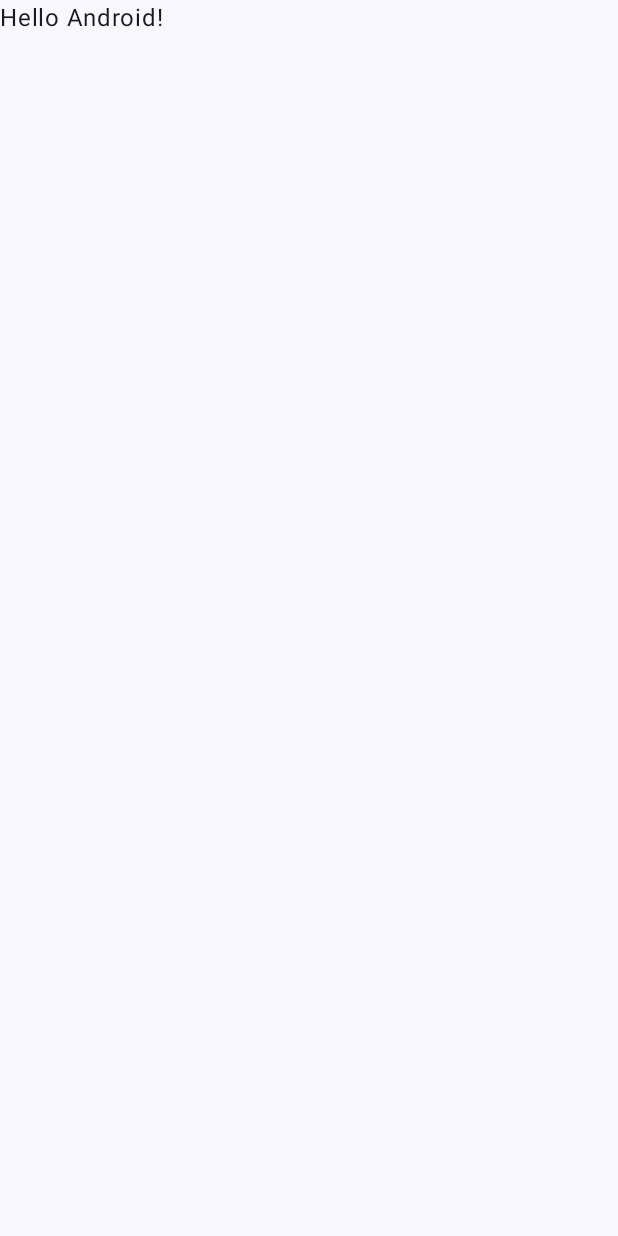
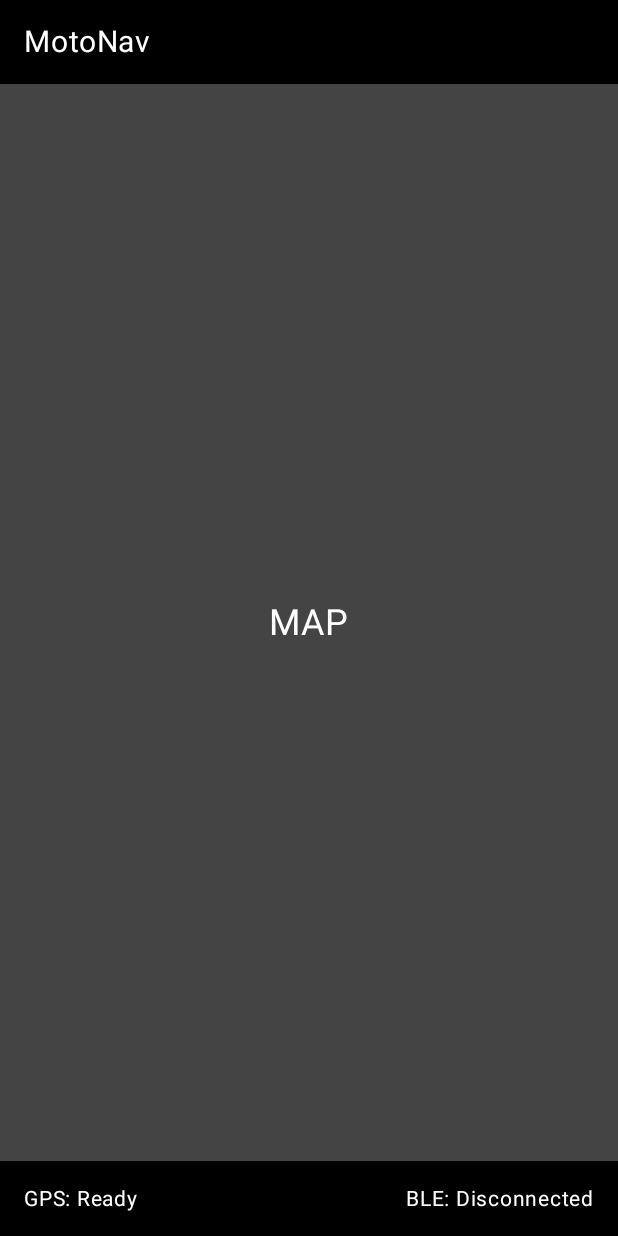
Before and after one commit to bookofraj/MotoNav, an Android app built with Jetpack Compose: the screen it shows after launch (MainActivity), on a phone screen of 412 x 824 dp. Before the commit the screen is almost empty. Run offline under Robolectric (Android 15) with nearby library versions, the phone set to English and light mode, and no system bars.

Commit message:
Added the initial Nav Screen

```diff
--- a/app/src/main/java/com/rituraj/motonav/MainActivity.kt
+++ b/app/src/main/java/com/rituraj/motonav/MainActivity.kt
@@ -4,44 +4,30 @@ import android.os.Bundle
 import androidx.activity.ComponentActivity
 import androidx.activity.compose.setContent
 import androidx.activity.enableEdgeToEdge
-import androidx.compose.foundation.layout.fillMaxSize
-import androidx.compose.foundation.layout.padding
-import androidx.compose.material3.Scaffold
-import androidx.compose.material3.Text
-import androidx.compose.runtime.Composable
-import androidx.compose.ui.Modifier
-import androidx.compose.ui.tooling.preview.Preview
+//import androidx.compose.foundation.layout.Arrangement
+//import androidx.compose.foundation.layout.Column
+//import androidx.compose.foundation.layout.fillMaxSize
+//import androidx.compose.material3.Text
+//import androidx.compose.runtime.Composable
+//import androidx.compose.ui.Alignment
+//import androidx.compose.ui.Modifier
+//import androidx.compose.ui.unit.sp
 import com.rituraj.motonav.ui.theme.MotoNavTheme
+import com.rituraj.motonav.ui.NavigationScreen
+import com.rituraj.motonav.ui.screens.MotoNavScreen
 
 class MainActivity : ComponentActivity() {
+
     override fun onCreate(savedInstanceState: Bundle?) {
         super.onCreate(savedInstanceState)
+
         enableEdgeToEdge()
+
         setContent {
             MotoNavTheme {
-                Scaffold(modifier = Modifier.fillMaxSize()) { innerPadding ->
-                    Greeting(
-                        name = "Android",
-                        modifier = Modifier.padding(innerPadding)
-                    )
-                }
+//                MotoNavScreen()
+                NavigationScreen()
             }
         }
     }
 }
-
-@Composable
-fun Greeting(name: String, modifier: Modifier = Modifier) {
-    Text(
-        text = "Hello $name!",
-        modifier = modifier
-    )
-}
-
-@Preview(showBackground = true)
-@Composable
-fun GreetingPreview() {
-    MotoNavTheme {
-        Greeting("Android")
-    }
-}
--- /dev/null
+++ b/app/src/main/java/com/rituraj/motonav/ui/screens/MotoNavScreen.kt
@@ -0,0 +1,31 @@
+package com.rituraj.motonav.ui.screens
+
+import androidx.compose.foundation.layout.Arrangement
+import androidx.compose.foundation.layout.Column
+import androidx.compose.foundation.layout.fillMaxSize
+import androidx.compose.material3.Text
+import androidx.compose.runtime.Composable
+import androidx.compose.ui.Alignment
+import androidx.compose.ui.Modifier
+import androidx.compose.ui.unit.sp
+
+@Composable
+fun MotoNavScreen() {
+
+    Column(
+        modifier = Modifier.fillMaxSize(),
+        horizontalAlignment = Alignment.CenterHorizontally,
+        verticalArrangement = Arrangement.Center
+    ) {
+
+        Text(
+            text = "MotoNav",
+            fontSize = 32.sp
+        )
+
+        Text(
+            text = "Motorcycle Navigation",
+            fontSize = 16.sp
+        )
+    }
+}
--- /dev/null
+++ b/app/src/main/java/com/rituraj/motonav/ui/screens/NavigationScreen.kt
@@ -0,0 +1,73 @@
+package com.rituraj.motonav.ui
+
+import androidx.compose.foundation.background
+import androidx.compose.foundation.layout.Arrangement
+import androidx.compose.foundation.layout.Box
+import androidx.compose.foundation.layout.Column
+import androidx.compose.foundation.layout.Row
+import androidx.compose.foundation.layout.fillMaxSize
+import androidx.compose.foundation.layout.fillMaxWidth
+import androidx.compose.foundation.layout.height
+import androidx.compose.foundation.layout.padding
+import androidx.compose.material3.Text
+import androidx.compose.runtime.Composable
+import androidx.compose.ui.Alignment
+import androidx.compose.ui.Modifier
+import androidx.compose.ui.graphics.Color
+import androidx.compose.ui.unit.dp
+import androidx.compose.ui.unit.sp
+
+@Composable
+fun NavigationScreen() {
+
+    Column(
+        modifier = Modifier
+            .fillMaxSize()
+            .background(Color.Black)
+    ) {
+
+        Text(
+            text = "MotoNav",
+            color = Color.White,
+            fontSize = 20.sp,
+            modifier = Modifier.padding(16.dp)
+        )
+
+        Box(
+            modifier = Modifier
+                .fillMaxWidth()
+                .weight(1f)
+                .background(Color.DarkGray),
+            contentAlignment = Alignment.Center
+        ) {
+            Text(
+                text = "MAP",
+                color = Color.White,
+                fontSize = 24.sp
+            )
+        }
+
+        Row(
+            modifier = Modifier
+                .fillMaxWidth()
+                .height(50.dp)
+                .background(Color.Black)
+                .padding(horizontal = 16.dp),
+            horizontalArrangement = Arrangement.SpaceBetween,
+            verticalAlignment = Alignment.CenterVertically
+        ) {
+
+            Text(
+                text = "GPS: Ready",
+                color = Color.White,
+                fontSize = 14.sp
+            )
+
+            Text(
+                text = "BLE: Disconnected",
+                color = Color.White,
+                fontSize = 14.sp
+            )
+        }
+    }
+}
```
